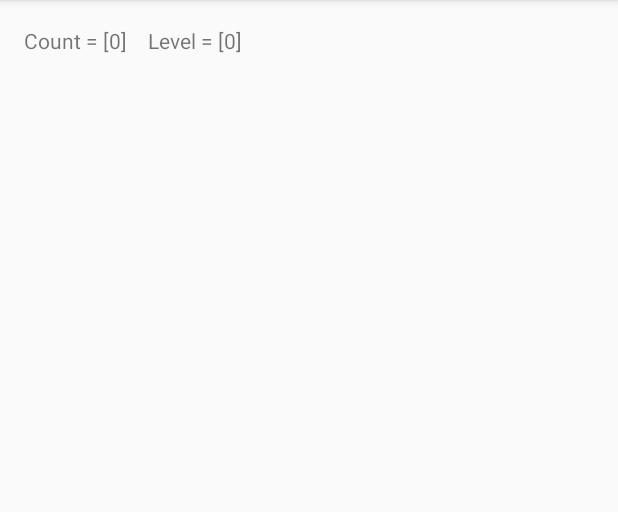
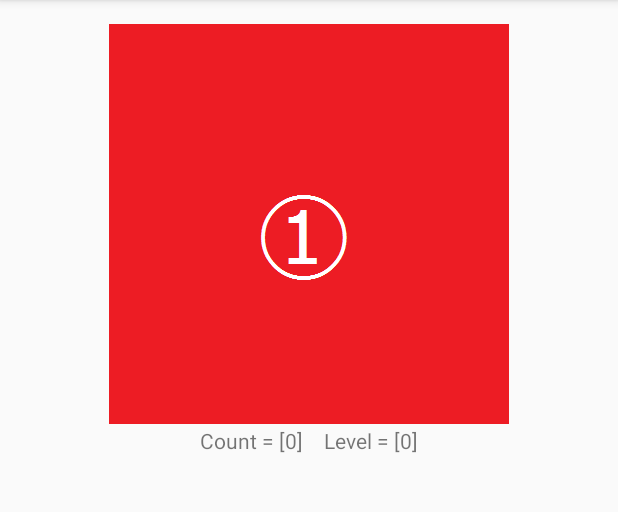
Before and after one commit to MMIIronman/nosmoking, an Android app: the screen it shows after launch (MainActivity), on a phone screen of 412 x 824 dp, the part 84-596 px from its top. Run offline under Robolectric (Android 15) with nearby library versions, the phone set to English and light mode, and no system bars; our stand-ins replace AdMob.

Commit message:
画像変更処理追加

```diff
--- a/app/src/main/java/jp/co/mmi_sc/nosmoking/MainActivity.java
+++ b/app/src/main/java/jp/co/mmi_sc/nosmoking/MainActivity.java
@@ -9,6 +9,7 @@ import android.support.v7.widget.Toolbar;
 import android.view.View;
 import android.view.Menu;
 import android.view.MenuItem;
+import android.widget.ImageView;
 import android.widget.TextView;
 import android.widget.Toast;
 
@@ -17,8 +18,15 @@ import com.google.android.gms.ads.AdView;
 
 public class MainActivity extends AppCompatActivity {
     MyConfig mConfig;
+    int mAnimeCount = 0;
 
     public static final int MENU_SELECT_DEBUG = 100;
+    private static final int ANIME_COUNT_MAX = 4;
+
+    private static final int anime_level1[] = {R.drawable.anime_level1_001, R.drawable.anime_level1_002, R.drawable.anime_level1_003, R.drawable.anime_level1_004};
+    private static final int anime_level2[] = {R.drawable.anime_level2_001, R.drawable.anime_level2_002, R.drawable.anime_level2_003, R.drawable.anime_level2_004};
+    private static final int anime_level3[] = {R.drawable.anime_level3_001, R.drawable.anime_level3_002, R.drawable.anime_level3_003, R.drawable.anime_level3_004};
+    private static final int anime_level4[] = {R.drawable.anime_level4_001, R.drawable.anime_level4_002, R.drawable.anime_level4_003, R.drawable.anime_level4_004};
 
     @Override
     protected void onCreate(Bundle savedInstanceState) {
@@ -32,6 +40,7 @@ public class MainActivity extends AppCompatActivity {
         mAdView.loadAd(adRequest);
 
         mConfig = new MyConfig(this);
+        mAnimeCount = 0;
     }
 
     @Override
@@ -47,6 +56,8 @@ public class MainActivity extends AppCompatActivity {
         strCount += "]";
         TextView mText = (TextView) findViewById(R.id.mainTextView);
         mText.setText(strCount);
+
+        setImageViewAnime();
         // test <--
     }
 
@@ -91,4 +102,39 @@ public class MainActivity extends AppCompatActivity {
 
         return super.onOptionsItemSelected(item);
     }
+
+    int getAnimeImageId() {
+        int ret = anime_level1[0];
+
+        if (mAnimeCount >= ANIME_COUNT_MAX) {
+            mAnimeCount = 0;
+        }
+
+        Long count = mConfig.getSmokingCount();
+        int level = MySetting.getCountLevel(count);
+        switch (level) {
+            case MySetting.COUNTER_LEVEL1:
+                ret = anime_level1[mAnimeCount];
+                break;
+            case MySetting.COUNTER_LEVEL2:
+                ret = anime_level2[mAnimeCount];
+                break;
+            case MySetting.COUNTER_LEVEL3:
+                ret = anime_level3[mAnimeCount];
+                break;
+            case MySetting.COUNTER_LEVEL4:
+                ret = anime_level4[mAnimeCount];
+                break;
+            default:
+                break;
+        }
+
+        return ret;
+    }
+
+    void setImageViewAnime() {
+        ImageView iv = (ImageView)findViewById(R.id.imageMainView);
+        iv.setImageResource(getAnimeImageId());
+        mAnimeCount++;
+    }
 }
--- a/app/src/main/res/layout/content_main.xml
+++ b/app/src/main/res/layout/content_main.xml
@@ -13,10 +13,19 @@
     tools:context="jp.co.mmi_sc.nosmoking.MainActivity"
     tools:showIn="@layout/activity_main">
 
+    <ImageView
+        android:id="@+id/imageMainView"
+        android:layout_width="wrap_content"
+        android:layout_height="wrap_content"
+        android:layout_alignParentTop="true"
+        android:layout_centerInParent="true"/>
+
     <TextView
         android:id="@+id/mainTextView"
         android:layout_width="wrap_content"
         android:layout_height="wrap_content"
+        android:layout_below="@id/imageMainView"
+        android:layout_centerInParent="true"
         android:text="No Smoking!" />
 
     <com.google.android.gms.ads.AdView
@@ -28,4 +37,5 @@
         ads:adSize="BANNER"
         ads:adUnitId="@string/banner_ad_unit_id">
     </com.google.android.gms.ads.AdView>
+
 </RelativeLayout>
```
Also changed, not shown: app/src/main/res/drawable-nodpi/anime_level2_001.png, app/src/main/res/drawable-nodpi/anime_level2_002.png, app/src/main/res/drawable-nodpi/anime_level2_003.png, app/src/main/res/drawable-nodpi/anime_level2_004.png, app/src/main/res/drawable-nodpi/anime_level3_001.png, app/src/main/res/drawable-nodpi/anime_level3_002.png, app/src/main/res/drawable-nodpi/anime_level3_003.png, app/src/main/res/drawable-nodpi/anime_level3_004.png, app/src/main/res/drawable-nodpi/anime_level4_001.png, app/src/main/res/drawable-nodpi/anime_level4_002.png, app/src/main/res/drawable-nodpi/anime_level4_003.png, app/src/main/res/drawable-nodpi/anime_level4_004.png.
